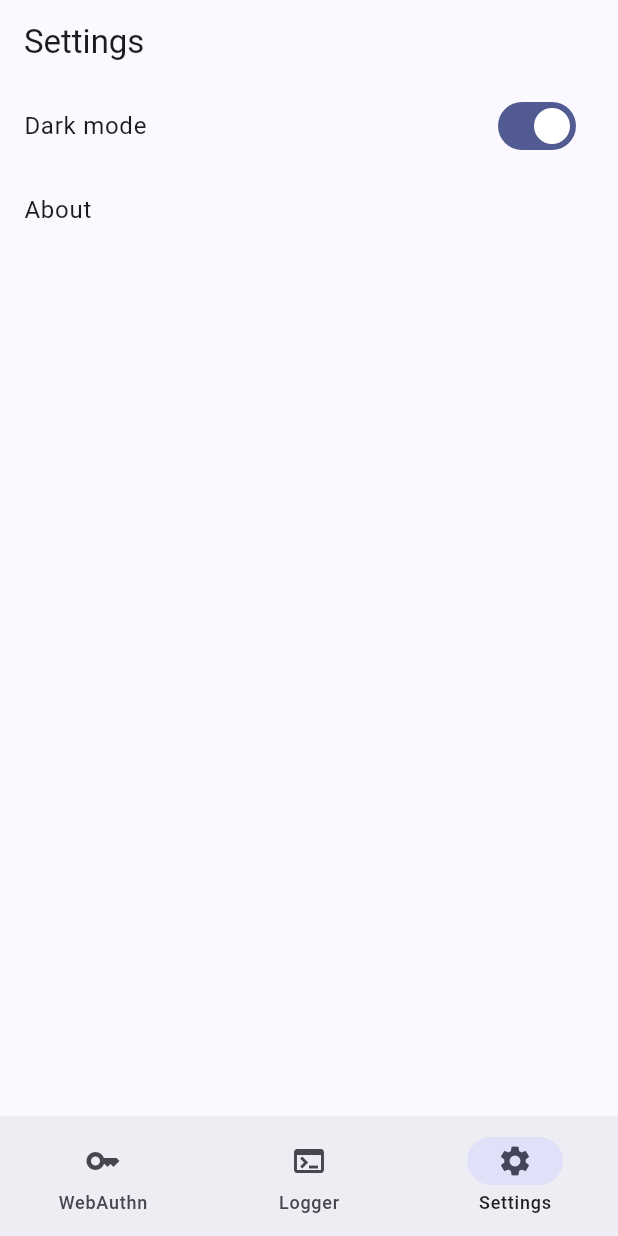
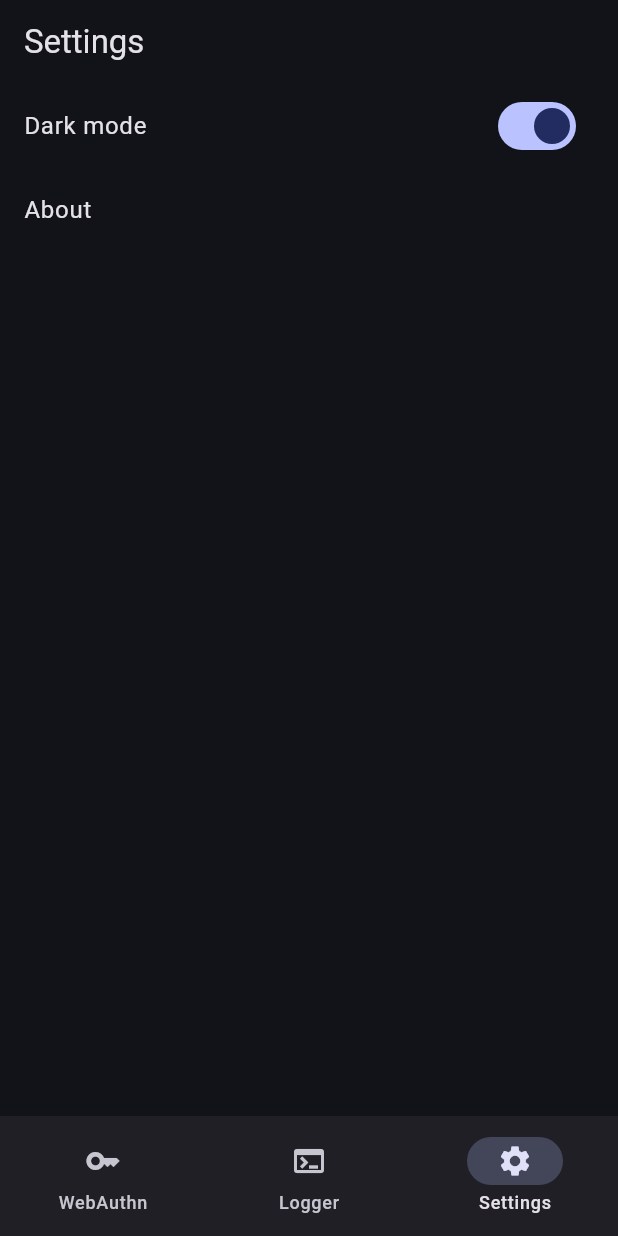
Before and after one commit to nfcim/twokey, a Flutter app: the screen it shows after launch, item 3 of the bottom bar chosen, after a tap on "Dark mode", on a phone screen of 412 x 824 dp. Run offline on Flutter 3.47's test engine with Material 3 defaults, Android fonts, the phone set to English and light mode, and no system bars; our stand-ins replace convert, logger; missing offline and left inert: cbor, ccid, fido2, window_manager.

Commit message:
feat: implement dark mode

```diff
--- a/lib/main.dart
+++ b/lib/main.dart
@@ -3,6 +3,7 @@ import 'package:fauth/repositories/credential_repository.dart';
 import 'package:fauth/viewmodels/keys_viewmodel.dart';
 import 'package:fauth/viewmodels/navigation_viewmodel.dart';
 import 'package:fauth/viewmodels/log_viewmodel.dart';
+import 'package:fauth/viewmodels/theme_viewmodel.dart';
 import 'package:fauth/common/app_logger.dart';
 import 'package:flutter/material.dart';
 import 'package:provider/provider.dart';
@@ -38,6 +39,7 @@ void main() {
           lazy: false,
           create: (_) => LogViewModel(AppLogger.stream),
         ),
+        ChangeNotifierProvider(create: (_) => ThemeViewModel()),
       ],
       child: const MyApp(),
     ),
@@ -49,11 +51,23 @@ class MyApp extends StatelessWidget {
 
   @override
   Widget build(BuildContext context) {
+    final themeVm = Provider.of<ThemeViewModel>(context);
     return MaterialApp(
       title: 'FAuth',
       theme: ThemeData(
         colorScheme: ColorScheme.fromSeed(seedColor: Colors.indigo),
+        useMaterial3: true,
+        brightness: Brightness.light,
       ),
+      darkTheme: ThemeData(
+        colorScheme: ColorScheme.fromSeed(
+          seedColor: Colors.indigo,
+          brightness: Brightness.dark,
+        ),
+        useMaterial3: true,
+        brightness: Brightness.dark,
+      ),
+      themeMode: themeVm.themeMode,
       home: const HomePage(),
     );
   }
--- /dev/null
+++ b/lib/viewmodels/theme_viewmodel.dart
@@ -0,0 +1,19 @@
+import 'package:flutter/material.dart';
+
+class ThemeViewModel extends ChangeNotifier {
+  ThemeMode _themeMode = ThemeMode.system;
+
+  ThemeMode get themeMode => _themeMode;
+
+  bool get isDark => _themeMode == ThemeMode.dark;
+
+  void setThemeMode(ThemeMode mode) {
+    if (_themeMode == mode) return;
+    _themeMode = mode;
+    notifyListeners();
+  }
+
+  void toggleDark(bool enableDark) {
+    setThemeMode(enableDark ? ThemeMode.dark : ThemeMode.light);
+  }
+}
--- a/lib/views/settings.dart
+++ b/lib/views/settings.dart
@@ -1,4 +1,6 @@
 import 'package:flutter/material.dart';
+import 'package:provider/provider.dart';
+import 'package:fauth/viewmodels/theme_viewmodel.dart';
 
 class SettingsPage extends StatefulWidget {
   const SettingsPage({super.key});
@@ -8,22 +10,17 @@ class SettingsPage extends StatefulWidget {
 }
 
 class _SettingsPageState extends State<SettingsPage> {
-  bool _isDarkMode = false;
-
   @override
   Widget build(BuildContext context) {
+    final themeVm = context.watch<ThemeViewModel>();
     return Scaffold(
       appBar: AppBar(title: const Text('Settings')),
       body: ListView(
         children: [
           SwitchListTile(
             title: const Text('Dark mode'),
-            value: _isDarkMode,
-            onChanged: (value) {
-              setState(() {
-                _isDarkMode = value;
-              });
-            },
+            value: themeVm.isDark,
+            onChanged: (value) => themeVm.toggleDark(value),
           ),
           ListTile(
             title: const Text('About'),
--- a/lib/widgets/kv_row.dart
+++ b/lib/widgets/kv_row.dart
@@ -1,3 +1,4 @@
+import 'package:fauth/common/context.dart';
 import 'package:flutter/material.dart';
 
 class KvRow extends StatelessWidget {
@@ -15,7 +16,10 @@ class KvRow extends StatelessWidget {
         children: [
           SizedBox(
             width: 84,
-            child: Text(label, style: const TextStyle(color: Colors.black54)),
+            child: Text(
+              label,
+              style: TextStyle(color: context.colorScheme.onSurfaceVariant),
+            ),
           ),
           const SizedBox(width: 8),
           Expanded(child: Text(value)),
```
